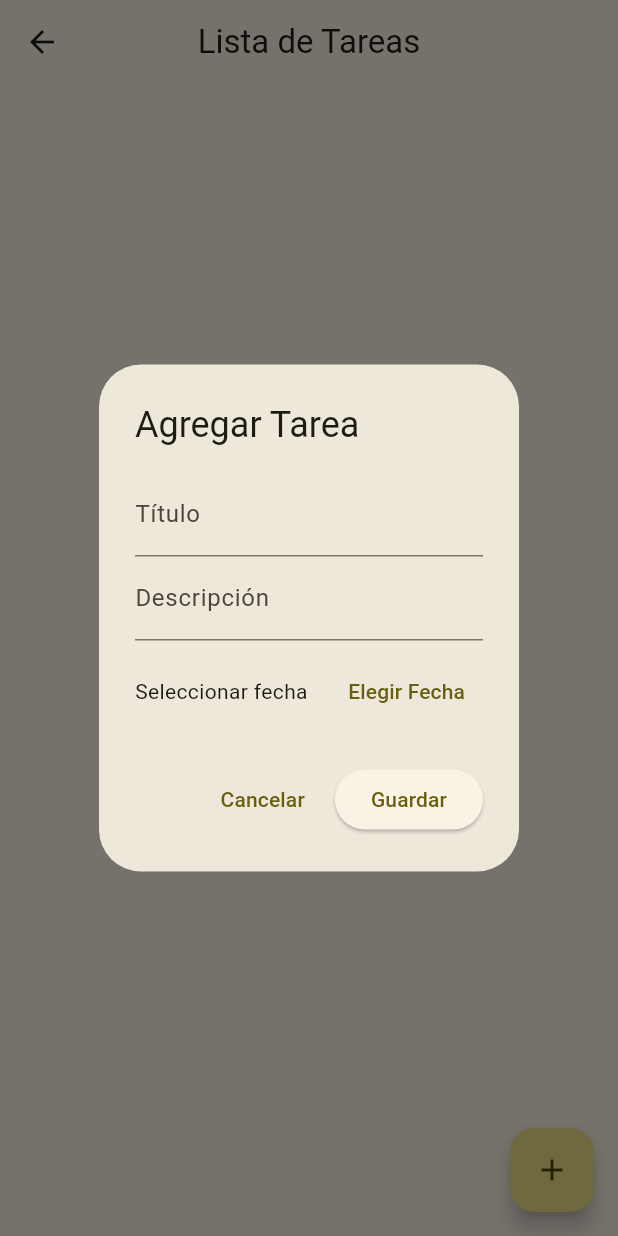
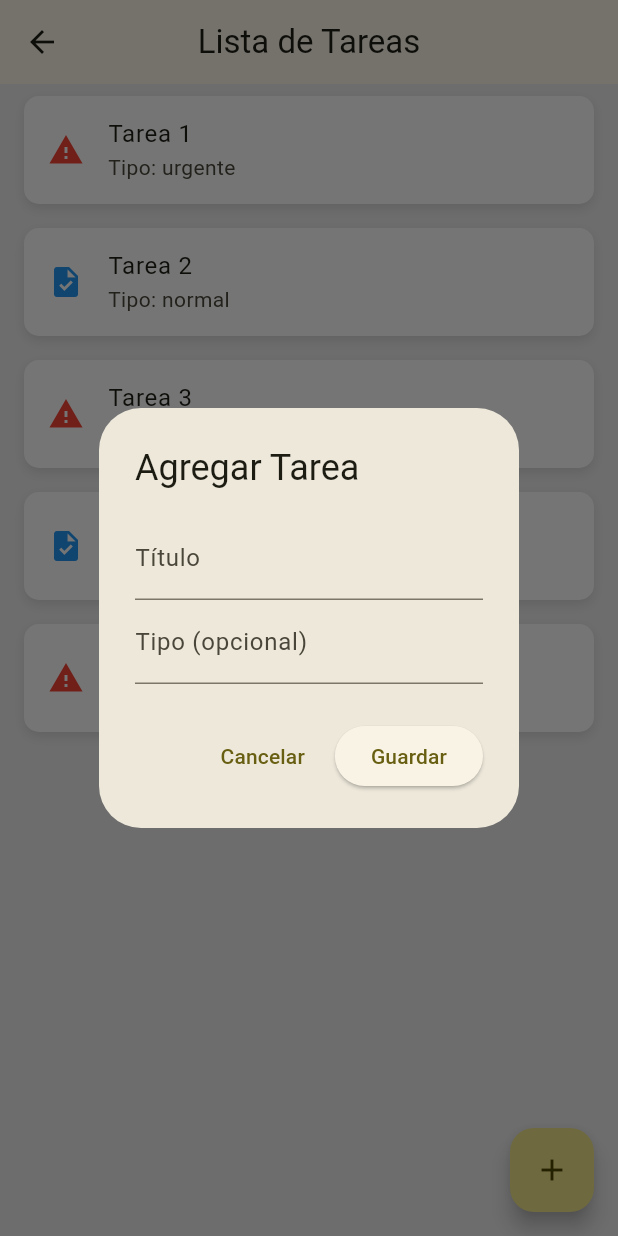
Before and after one commit to patrick-1234567/psiemens-flutter001, a Flutter app: the TasksScreen screen opened directly, after a tap on the "add" icon, on a phone screen of 412 x 824 dp. Run offline on Flutter 3.47's test engine with Material 3 defaults, Android fonts, the phone set to English and light mode, and no system bars.

Commit message:
Dia 2 semana 2
mostrar lista de tareas con iconos y colores
segun el tipo
añadir scroll infinito y estilizar lista
añadir accion de eliminar tarea deslizando

```diff
--- /dev/null
+++ b/lib/api/service/task_service.dart
@@ -0,0 +1,53 @@
+import '../../data/task_repository.dart';
+import '../../domain/task.dart';
+
+class TaskService {
+  final TaskRepository _taskRepository;
+
+  TaskService(this._taskRepository);
+
+  // Obtener todas las tareas
+  List<Task> getAllTasks() {
+    final tasks = _taskRepository.getTasks();
+    print('Operación: Obtener todas las tareas');
+    print('Tareas: ${tasks.map((task) => task.title).toList()}');
+    return tasks;
+  }
+
+  // Crear una nueva tarea
+  void createTask(String title, {String type = 'normal'}) {
+    final newTask = Task(title: title, type: type);
+    _taskRepository.addTask(newTask);
+    print('Operación: Crear tarea');
+    print('Tarea creada: ${newTask.title}, Tipo: ${newTask.type}');
+  }
+
+  // Actualizar una tarea existente
+  void updateTask(int index, String newTitle, {String? newType}) {
+    final tasks = _taskRepository.getTasks();
+    if (index >= 0 && index < tasks.length) {
+      final updatedTask = Task(
+        title: newTitle,
+        type: newType ?? tasks[index].type,
+      );
+      _taskRepository.updateTask(index, updatedTask);
+      print('Operación: Actualizar tarea');
+      print('Tarea actualizada: ${updatedTask.title}, Tipo: ${updatedTask.type}');
+    } else {
+      print('Error: Índice fuera de rango al intentar actualizar la tarea.');
+    }
+  }
+
+  // Eliminar una tarea
+  void deleteTask(int index) {
+    final tasks = _taskRepository.getTasks();
+    if (index >= 0 && index < tasks.length) {
+      final deletedTask = tasks[index];
+      _taskRepository.deleteTask(index);
+      print('Operación: Eliminar tarea');
+      print('Tarea eliminada: ${deletedTask.title}, Tipo: ${deletedTask.type}');
+    } else {
+      print('Error: Índice fuera de rango al intentar eliminar la tarea.');
+    }
+  }
+}
--- /dev/null
+++ b/lib/components/card.dart
@@ -0,0 +1,35 @@
+import 'package:flutter/material.dart';
+
+class CustomCard extends StatelessWidget {
+  final Widget child;
+  final EdgeInsetsGeometry margin;
+  final BorderRadiusGeometry borderRadius;
+  final Color backgroundColor;
+
+  const CustomCard({
+    Key? key,
+    required this.child,
+    this.margin = const EdgeInsets.all(8.0),
+    this.borderRadius = const BorderRadius.all(Radius.circular(10)),
+    this.backgroundColor = Colors.white,
+  }) : super(key: key);
+
+  @override
+  Widget build(BuildContext context) {
+    return Container(
+      margin: margin,
+      decoration: BoxDecoration(
+        color: backgroundColor,
+        borderRadius: borderRadius,
+        boxShadow: [
+          BoxShadow(
+            color: Colors.black.withOpacity(0.1),
+            blurRadius: 6,
+            offset: const Offset(0, 3),
+          ),
+        ],
+      ),
+      child: child,
+    );
+  }
+}
--- /dev/null
+++ b/lib/constants.dart
@@ -0,0 +1,5 @@
+class AppConstants {
+  static const String TITLE_APPBAR = 'Lista de Tareas';
+  static const String EMPTY_LIST = 'No hay tareas';
+  static const String TASK_TYPE_LABEL = "Tipo: ";
+}
--- /dev/null
+++ b/lib/data/task_repository.dart
@@ -0,0 +1,37 @@
+import '../domain/task.dart';
+
+class TaskRepository {
+  final List<Task> _tasks = [
+    Task(title: 'Tarea 1', type: "urgente"),
+    Task(title: 'Tarea 2'),
+    Task(title: 'Tarea 3', type: "urgente"),
+    Task(title: 'Tarea 4'),
+    Task(title: 'Tarea 5', type: "urgente"),
+  ];
+
+  // Obtener todas las tareas
+  List<Task> getTasks() {
+    return _tasks;
+  }
+
+  // Agregar una nueva tarea
+  void addTask(Task task) {
+    final type = _tasks.length % 2 == 0 ? 'normal' : 'urgente';
+    final newTask = Task(title: task.title, type: type);
+    _tasks.add(newTask);
+  }
+
+  // Actualizar una tarea existente
+  void updateTask(int index, Task updatedTask) {
+    if (index >= 0 && index < _tasks.length) {
+      _tasks[index] = updatedTask;
+    }
+  }
+
+  // Eliminar una tarea
+  void deleteTask(int index) {
+    if (index >= 0 && index < _tasks.length) {
+      _tasks.removeAt(index);
+    }
+  }
+}
--- /dev/null
+++ b/lib/domain/task.dart
@@ -0,0 +1,6 @@
+class Task {
+  final String title;
+  final String type;
+
+  Task({required this.title, this.type = 'normal'});
+}
--- /dev/null
+++ b/lib/helpers/task_card_helper.dart
@@ -0,0 +1,22 @@
+import 'package:flutter/material.dart';
+import '../domain/task.dart';
+import '../constants.dart';
+import '../components/card.dart'; // Importa el CustomCard
+
+class TaskCardHelper {
+  static Widget buildTaskCard(Task task) {
+    return CustomCard(
+      margin: const EdgeInsets.symmetric(horizontal: 16, vertical: 8),
+      borderRadius: BorderRadius.circular(10),
+      backgroundColor: Colors.white,
+      child: ListTile(
+        leading: Icon(
+          task.type == 'urgente' ? Icons.warning : Icons.task,
+          color: task.type == 'urgente' ? Colors.red : Colors.blue,
+        ),
+        title: Text(task.title),
+        subtitle: Text('${AppConstants.TASK_TYPE_LABEL}${task.type}'),
+      ),
+    );
+  }
+}
--- a/lib/views/task_screen.dart
+++ b/lib/views/task_screen.dart
@@ -1,23 +1,9 @@
 import 'package:flutter/material.dart';
-
-void main() {
-  runApp(MyApp());
-}
-
-class MyApp extends StatelessWidget {
-  @override
-  Widget build(BuildContext context) {
-    return MaterialApp(
-      title: 'Lista de Tareas',
-      debugShowCheckedModeBanner: false,
-      theme: ThemeData(
-        primarySwatch: Colors.blue,
-        visualDensity: VisualDensity.adaptivePlatformDensity,
-      ),
-      home: TasksScreen(),
-    );
-  }
-}
+import 'package:psiemens/domain/task.dart';
+import '../constants.dart';
+import '../api/service/task_service.dart';
+import '../data/task_repository.dart';
+import '../helpers/task_card_helper.dart'; // Importa el helper para los Cards
 
 class TasksScreen extends StatefulWidget {
   @override
@@ -25,35 +11,100 @@ class TasksScreen extends StatefulWidget {
 }
 
 class _TasksScreenState extends State<TasksScreen> {
-  // Lista de tareas
-  final List<Map<String, dynamic>> tasks = [];
+  final TaskService taskService = TaskService(TaskRepository());
+  final ScrollController _scrollController = ScrollController();
+  List<Task> tasks = [];
+  bool isLoading = false;
+
+  @override
+  void initState() {
+    super.initState();
+    tasks = taskService.getAllTasks(); // Carga inicial de tareas
+    _scrollController.addListener(_onScroll);
+  }
+
+  @override
+  void dispose() {
+    _scrollController.dispose();
+    super.dispose();
+  }
+
+  void _onScroll() {
+    if (_scrollController.position.pixels ==
+        _scrollController.position.maxScrollExtent) {
+      _loadMoreTasks();
+    }
+  }
+
+  void _loadMoreTasks() {
+    if (isLoading) return;
+
+    setState(() {
+      isLoading = true;
+    });
+
+    // Simula la carga de más tareas
+    Future.delayed(const Duration(seconds: 2), () {
+      final newTasks = List.generate(
+        5,
+        (index) => Task(
+          title: 'Tarea ${tasks.length + index + 1}',
+          type: index % 2 == 0 ? 'normal' : 'urgente',
+        ),
+      );
+
+      setState(() {
+        tasks.addAll(newTasks);
+        isLoading = false;
+      });
+    });
+  }
 
 @override
 Widget build(BuildContext context) {
   return Scaffold(
     appBar: AppBar(
-        title: Text('Lista de Tareas'),
+      title: Text(AppConstants.TITLE_APPBAR), // Usando la constante
       centerTitle: true,
     ),
+    backgroundColor: Colors.grey[200],
     body: tasks.isEmpty
         ? Center(
-              child: Text('No hay tareas. Agrega una nueva.'),
+            child: Text(AppConstants.EMPTY_LIST), // Usando la constante
           )
         : ListView.builder(
-              itemCount: tasks.length,
+            controller: _scrollController, // Controlador para el scroll
+            itemCount: tasks.length + (isLoading ? 1 : 0),
             itemBuilder: (context, index) {
+              if (index == tasks.length) {
+                return const Center(
+                  child: Padding(
+                    padding: EdgeInsets.all(16.0),
+                    child: CircularProgressIndicator(),
+                  ),
+                );
+              }
+
               final task = tasks[index];
-                return Card(
-                  margin: EdgeInsets.symmetric(horizontal: 16, vertical: 4),
-                  child: ListTile(
-                    title: Text(task['titulo']),
-                    subtitle: Text(
-                        '${task['descripcion']} - ${task['fecha'] ?? 'Sin fecha'}'),
-                    trailing: Icon(Icons.arrow_forward),
-                    onTap: () {
-                      _showTaskOptionsModal(context, index);
+              return Dismissible(
+                key: Key(task.title), // Clave única para cada tarea
+                direction: DismissDirection.startToEnd, // Deslizar hacia la izquierda
+                onDismissed: (direction) {
+                  setState(() {
+                    tasks.removeAt(index); // Elimina la tarea de la lista
+                  });
+
+                  ScaffoldMessenger.of(context).showSnackBar(
+                    SnackBar(content: Text('Tarea "${task.title}" eliminada')),
+                  );
                 },
+                background: Container(
+                  color: Colors.red,
+                  alignment: Alignment.centerLeft,
+                  padding: const EdgeInsets.only(left: 16.0),
+                  child: const Icon(Icons.delete, color: Colors.white),
                 ),
+                child: TaskCardHelper.buildTaskCard(task), // Usa el helper para construir el Card
               );
             },
           ),
@@ -61,114 +112,22 @@ class _TasksScreenState extends State<TasksScreen> {
       onPressed: () {
         _showTaskModal(context);
       },
-        child: Icon(Icons.add),
+      child: const Icon(Icons.add),
     ),
   );
 }
 
+
   void _showTaskModal(BuildContext context) {
     final TextEditingController titleController = TextEditingController();
-    final TextEditingController descriptionController = TextEditingController();
-    DateTime? selectedDate;
+    final TextEditingController typeController = TextEditingController();
 
     showDialog(
       context: context,
       builder: (BuildContext context) {
         return AlertDialog(
-          title: Text('Agregar Tarea'),
-          content: SingleChildScrollView(
-            child: Column(
-              mainAxisSize: MainAxisSize.min,
-              children: [
-                TextField(
-                  controller: titleController,
-                  decoration: InputDecoration(labelText: 'Título'),
-                ),
-                TextField(
-                  controller: descriptionController,
-                  decoration: InputDecoration(labelText: 'Descripción'),
-                ),
-                SizedBox(height: 10),
-                Row(
-                  children: [
-                    Text(selectedDate == null
-                        ? 'Seleccionar fecha'
-                        : 'Fecha: ${selectedDate!.toLocal()}'.split(' ')[0]),
-                    Spacer(),
-                    TextButton(
-                      onPressed: () async {
-                        DateTime? pickedDate = await showDatePicker(
-                          context: context,
-                          initialDate: DateTime.now(),
-                          firstDate: DateTime(2000),
-                          lastDate: DateTime(2100),
-                        );
-                        if (pickedDate != null) {
-                          setState(() {
-                            selectedDate = pickedDate;
-                          });
-                        }
-                      },
-                      child: Text('Elegir Fecha'),
-                    ),
-                  ],
-                ),
-              ],
-            ),
-          ),
-          actions: [
-            TextButton(
-              onPressed: () {
-                Navigator.of(context).pop();
-              },
-              child: Text('Cancelar'),
-            ),
-            ElevatedButton(
-              onPressed: () {
-                if (titleController.text.isNotEmpty &&
-                    descriptionController.text.isNotEmpty) {
-                  setState(() {
-                    tasks.add({
-                      'titulo': titleController.text,
-                      'descripcion': descriptionController.text,
-                      'fecha': selectedDate != null
-                          ? '${selectedDate!.toLocal().toString().split(' ')[0]}'
-                          : 'Sin fecha',
-                    });
-                  });
-                  Navigator.of(context).pop();
-                } else {
-                  // Mostrar un mensaje de error si los campos están vacíos
-                  ScaffoldMessenger.of(context).showSnackBar(
-                    SnackBar(content: Text('Por favor, completa todos los campos')),
-                  );
-                }
-              },
-              child: Text('Guardar'),
-            ),
-          ],
-        );
-      },
-    );
-  }
-
-  void _showTaskOptionsModal(BuildContext context, int index) {
-    final task = tasks[index];
-    final TextEditingController titleController =
-        TextEditingController(text: task['titulo']);
-    final TextEditingController descriptionController =
-        TextEditingController(text: task['descripcion']);
-    DateTime? selectedDate = task['fecha'] != 'Sin fecha'
-        ? DateTime.parse(task['fecha'])
-        : null;
-
-    showDialog(
-      context: context,
-      builder: (BuildContext context) {
-        return AlertDialog(
-          title: const Text('Editar Tarea'),
-          content: SingleChildScrollView(
-            child: Column(
+          title: const Text('Agregar Tarea'),
+          content: Column(
             mainAxisSize: MainAxisSize.min,
             children: [
               TextField(
@@ -176,36 +135,10 @@ class _TasksScreenState extends State<TasksScreen> {
                 decoration: const InputDecoration(labelText: 'Título'),
               ),
               TextField(
-                  controller: descriptionController,
-                  decoration: const InputDecoration(labelText: 'Descripción'),
-                ),
-                const SizedBox(height: 10),
-                Row(
-                  children: [
-                    Text(selectedDate == null
-                        ? 'Seleccionar fecha'
-                        : 'Fecha: ${selectedDate?.toLocal()}'.split(' ')[0]),
-                    const Spacer(),
-                    TextButton(
-                      onPressed: () async {
-                        DateTime? pickedDate = await showDatePicker(
-                          context: context,
-                          initialDate: selectedDate ?? DateTime.now(),
-                          firstDate: DateTime(2000),
-                          lastDate: DateTime(2100),
-                        );
-                        if (pickedDate != null) {
-                          setState(() {
-                            selectedDate = pickedDate;
-                          });
-                        }
-                      },
-                      child: const Text('Elegir Fecha'),
+                controller: typeController,
+                decoration: const InputDecoration(labelText: 'Tipo (opcional)'),
               ),
             ],
-                ),
-              ],
-            ),
           ),
           actions: [
             TextButton(
@@ -216,27 +149,23 @@ class _TasksScreenState extends State<TasksScreen> {
             ),
             ElevatedButton(
               onPressed: () {
+                if (titleController.text.isNotEmpty) {
                   setState(() {
-                    tasks[index] = {
-                      'titulo': titleController.text,
-                      'descripcion': descriptionController.text,
-                      'fecha': selectedDate != null
-                          ? '${selectedDate?.toLocal().toString().split(' ')[0]}'
-                          : 'Sin fecha',
-                    };
+                    taskService.createTask(
+                      titleController.text,
+                      type: typeController.text.isNotEmpty
+                          ? typeController.text
+                          : 'normal',
+                    );
                   });
                   Navigator.of(context).pop();
+                } else {
+                  ScaffoldMessenger.of(context).showSnackBar(
+                    const SnackBar(content: Text('Por favor, ingresa un título')),
+                  );
+                }
               },
               child: const Text('Guardar'),
-            ),
-            ElevatedButton(
-              onPressed: () {
-                setState(() {
-                  tasks.removeAt(index); // Elimina la tarea de la lista
-                });
-                Navigator.of(context).pop(); // Cierra el diálogo
-              },
-              child: const Text('Eliminar'),
             ),
           ],
         );
```
Also changed, not shown: lib/views/welcome_screen.dart (line endings or trailing spaces). Lines whose indentation alone changed are shown as unchanged.
